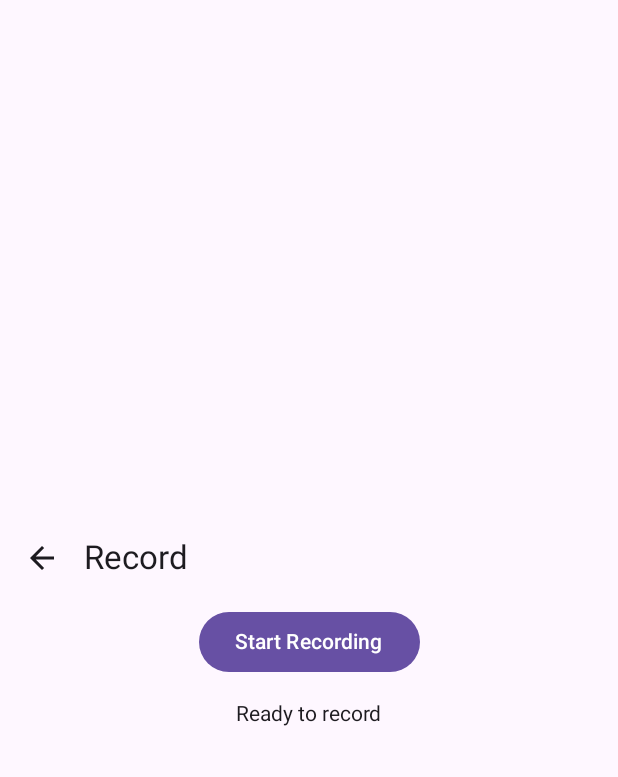
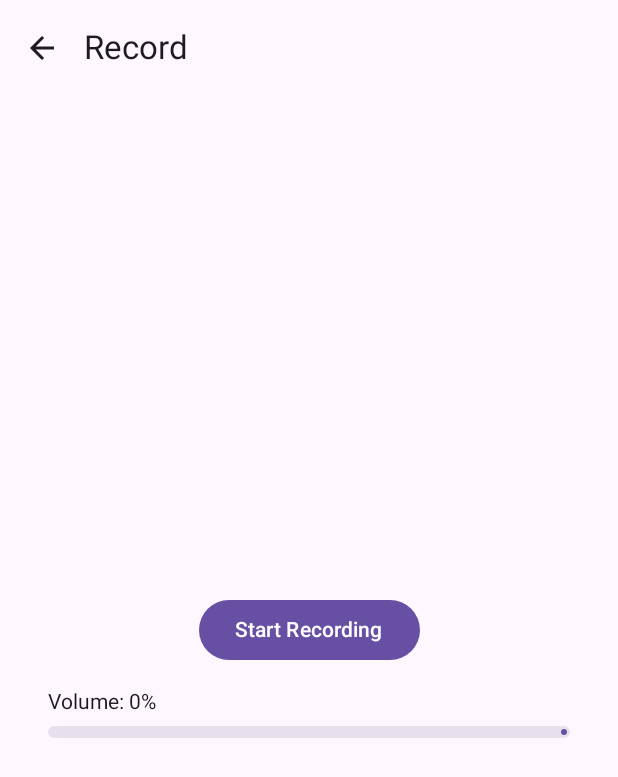
Before and after one commit to entaku0818/simpleRecord, an Android app built with Jetpack Compose: the RecordScreen screen opened through its navigation route, after a tap on "Stop Recording", on a phone screen of 412 x 824 dp. Shown: the top 777 px of the screen. Run offline under Robolectric (Android 15) with nearby library versions, the phone set to English and light mode, and no system bars; our stand-ins replace Room's generated code; 1 other tap on this screen came first.

Commit message:
音量情報を追加

```diff
--- a/app/src/main/java/com/entaku/simpleRecord/play/PlaybackScreen.kt
+++ b/app/src/main/java/com/entaku/simpleRecord/play/PlaybackScreen.kt
@@ -4,7 +4,6 @@ import androidx.compose.foundation.layout.Arrangement
 import androidx.compose.foundation.layout.Column
 import androidx.compose.foundation.layout.Spacer
 import androidx.compose.foundation.layout.fillMaxSize
-import androidx.compose.foundation.layout.fillMaxWidth
 import androidx.compose.foundation.layout.height
 import androidx.compose.material3.Button
 import androidx.compose.material3.LinearProgressIndicator
@@ -12,7 +11,6 @@ import androidx.compose.material3.Text
 import androidx.compose.runtime.Composable
 import androidx.compose.ui.Alignment
 import androidx.compose.ui.Modifier
-import androidx.compose.ui.graphics.Color
 import androidx.compose.ui.tooling.preview.Preview
 import androidx.compose.ui.unit.dp
 import com.entaku.simpleRecord.RecordingData
--- a/app/src/main/java/com/entaku/simpleRecord/record/RecordScreen.kt
+++ b/app/src/main/java/com/entaku/simpleRecord/record/RecordScreen.kt
@@ -1,14 +1,26 @@
 package com.entaku.simpleRecord.record
 
+import android.Manifest
 import androidx.activity.compose.rememberLauncherForActivityResult
 import androidx.activity.result.contract.ActivityResultContracts
 import androidx.compose.foundation.layout.Arrangement
+import androidx.compose.foundation.layout.Box
 import androidx.compose.foundation.layout.Column
 import androidx.compose.foundation.layout.Spacer
 import androidx.compose.foundation.layout.fillMaxSize
+import androidx.compose.foundation.layout.fillMaxWidth
 import androidx.compose.foundation.layout.height
+import androidx.compose.foundation.layout.padding
+import androidx.compose.material.icons.Icons
+import androidx.compose.material.icons.automirrored.filled.ArrowBack
 import androidx.compose.material3.Button
+import androidx.compose.material3.ExperimentalMaterial3Api
+import androidx.compose.material3.Icon
+import androidx.compose.material3.IconButton
+import androidx.compose.material3.LinearProgressIndicator
+import androidx.compose.material3.Scaffold
 import androidx.compose.material3.Text
+import androidx.compose.material3.TopAppBar
 import androidx.compose.runtime.Composable
 import androidx.compose.runtime.collectAsState
 import androidx.compose.runtime.getValue
@@ -21,13 +33,6 @@ import androidx.core.content.ContextCompat
 import androidx.core.content.PermissionChecker
 import kotlinx.coroutines.flow.MutableStateFlow
 import kotlinx.coroutines.flow.StateFlow
-import android.Manifest
-import androidx.compose.material.icons.Icons
-import androidx.compose.material.icons.filled.ArrowBack
-import androidx.compose.material3.ExperimentalMaterial3Api
-import androidx.compose.material3.Icon
-import androidx.compose.material3.IconButton
-import androidx.compose.material3.TopAppBar
 
 
 @OptIn(ExperimentalMaterial3Api::class)
@@ -38,48 +43,53 @@ fun RecordScreen(
     onStopRecording: () -> Unit,
     onNavigateBack: () -> Unit
 ) {
-    // StateFlow を collect してUIに反映
     val uiState by uiStateFlow.collectAsState()
-
     val context = LocalContext.current
 
-    // パーミッションリクエスト用のランチャー
     val permissionLauncher = rememberLauncherForActivityResult(
         contract = ActivityResultContracts.RequestPermission(),
         onResult = { granted ->
             if (granted) {
-                onStartRecording() // 許可が下りたら録音開始
+                onStartRecording()
             }
         }
     )
 
-    // 録音開始時にパーミッションチェックとリクエスト
     fun checkPermissionAndStartRecording() {
         when (ContextCompat.checkSelfPermission(context, Manifest.permission.RECORD_AUDIO)) {
             PermissionChecker.PERMISSION_GRANTED -> {
-                // すでに許可されていれば録音を開始
                 onStartRecording()
             }
             else -> {
-                // 許可されていなければリクエストを表示
                 permissionLauncher.launch(Manifest.permission.RECORD_AUDIO)
             }
         }
     }
 
-    Column(
-        modifier = Modifier.fillMaxSize(),
-        verticalArrangement = Arrangement.Center,
-        horizontalAlignment = Alignment.CenterHorizontally
-    ) {
+    Scaffold(
+        topBar = {
             TopAppBar(
                 title = { Text("Record") },
                 navigationIcon = {
                     IconButton(onClick = { onNavigateBack() }) {
-                    Icon(Icons.Filled.ArrowBack, contentDescription = "Back")
+                        Icon(Icons.AutoMirrored.Filled.ArrowBack, contentDescription = "Back")
                     }
                 }
             )
+        }
+    ) { paddingValues ->
+        Box(
+            modifier = Modifier
+                .fillMaxSize()
+                .padding(paddingValues)
+        ) {
+            Column(
+                modifier = Modifier
+                    .fillMaxSize()
+                    .padding(16.dp),
+                horizontalAlignment = Alignment.CenterHorizontally,
+                verticalArrangement = Arrangement.Center
+            ) {
                 Button(
                     onClick = {
                         if (uiState.isRecording) {
@@ -94,7 +104,34 @@ fun RecordScreen(
 
                 Spacer(modifier = Modifier.height(16.dp))
 
-        Text(if (uiState.isRecording) "Recording in progress..." else "Ready to record")
+
+
+                Column(
+                    modifier = Modifier
+                        .fillMaxWidth()
+                        .padding(horizontal = 16.dp)
+                ) {
+                    Text(
+                        text = "Volume: ${uiState.currentVolume}%",
+                        modifier = Modifier.padding(bottom = 8.dp)
+                    )
+
+                    LinearProgressIndicator(
+                        progress = { uiState.currentVolume / 100f },
+                        modifier = Modifier
+                            .fillMaxWidth()
+                            .height(8.dp),
+                        color = when {
+                            uiState.currentVolume > 80 -> androidx.compose.material3.MaterialTheme.colorScheme.error
+                            uiState.currentVolume > 60 -> androidx.compose.material3.MaterialTheme.colorScheme.tertiary
+                            else -> androidx.compose.material3.MaterialTheme.colorScheme.primary
+                        },
+                        trackColor = androidx.compose.material3.MaterialTheme.colorScheme.surfaceVariant,
+                    )
+                }
+
+            }
+        }
     }
 }
 
--- a/app/src/main/java/com/entaku/simpleRecord/record/RecordViewModel.kt
+++ b/app/src/main/java/com/entaku/simpleRecord/record/RecordViewModel.kt
@@ -11,14 +11,16 @@ import android.os.Build
 import android.os.Environment
 import com.entaku.simpleRecord.RecordingData
 import kotlinx.coroutines.flow.update
+import kotlinx.coroutines.Job
+import kotlinx.coroutines.delay
 import java.io.IOException
 import java.time.LocalDateTime
 import java.time.Duration
 
-
 data class RecordingUiState(
     val isRecording: Boolean = false,
-    val currentFilePath: String? = null
+    val currentFilePath: String? = null,
+    val currentVolume: Int = 0  // 音量を追加
 )
 
 class RecordViewModel(private val repository: RecordingRepository) : ViewModel() {
@@ -28,6 +30,7 @@ class RecordViewModel(private val repository: RecordingRepository) : ViewModel()
 
     private var mediaRecorder: MediaRecorder? = null
     private var startTime: Long = 0
+    private var volumeMonitorJob: Job? = null
 
     // 録音設定パラメータ
     private val fileExtension = "3gp"
@@ -55,6 +58,7 @@ class RecordViewModel(private val repository: RecordingRepository) : ViewModel()
                 start()
                 startTime = System.currentTimeMillis()
                 _uiState.update { it.copy(isRecording = true, currentFilePath = outputFile) }
+                startVolumeMonitoring()  // 音量モニタリングを開始
             } catch (e: IOException) {
                 e.printStackTrace()
                 _uiState.update { it.copy(isRecording = false, currentFilePath = null) }
@@ -62,7 +66,31 @@ class RecordViewModel(private val repository: RecordingRepository) : ViewModel()
         }
     }
 
+    private fun startVolumeMonitoring() {
+        volumeMonitorJob?.cancel()
+        volumeMonitorJob = viewModelScope.launch {
+            while (true) {
+                mediaRecorder?.let { recorder ->
+                    try {
+                        // maxAmplitude は 0 〜 32767 の範囲の値を返す
+                        val amplitude = recorder.maxAmplitude
+                        // 0-100の範囲に正規化
+                        val normalizedVolume = (amplitude.toFloat() / 32767.0f * 100).toInt().coerceIn(0, 100)
+                        _uiState.update { it.copy(currentVolume = normalizedVolume) }
+                    } catch (e: IllegalStateException) {
+                        // recorder が stopped や released の状態では例外が発生する可能性がある
+                        e.printStackTrace()
+                    }
+                }
+                delay(100) // 100ms ごとに更新
+            }
+        }
+    }
+
     fun stopRecording() {
+        volumeMonitorJob?.cancel()  // 音量モニタリングを停止
+        volumeMonitorJob = null
+
         mediaRecorder?.apply {
             try {
                 stop()
@@ -94,7 +122,13 @@ class RecordViewModel(private val repository: RecordingRepository) : ViewModel()
             }
         }
 
-        _uiState.update { it.copy(isRecording = false, currentFilePath = null) }
+        _uiState.update {
+            it.copy(
+                isRecording = false,
+                currentFilePath = null,
+                currentVolume = 0  // 音量をリセット
+            )
+        }
     }
 
     private fun formatDuration(duration: Duration): String {
@@ -115,6 +149,7 @@ class RecordViewModel(private val repository: RecordingRepository) : ViewModel()
 
     override fun onCleared() {
         super.onCleared()
+        volumeMonitorJob?.cancel()  // ViewModel破棄時にジョブをキャンセル
         mediaRecorder?.release()
         mediaRecorder = null
     }
```
Lines whose indentation alone changed are shown as unchanged.
